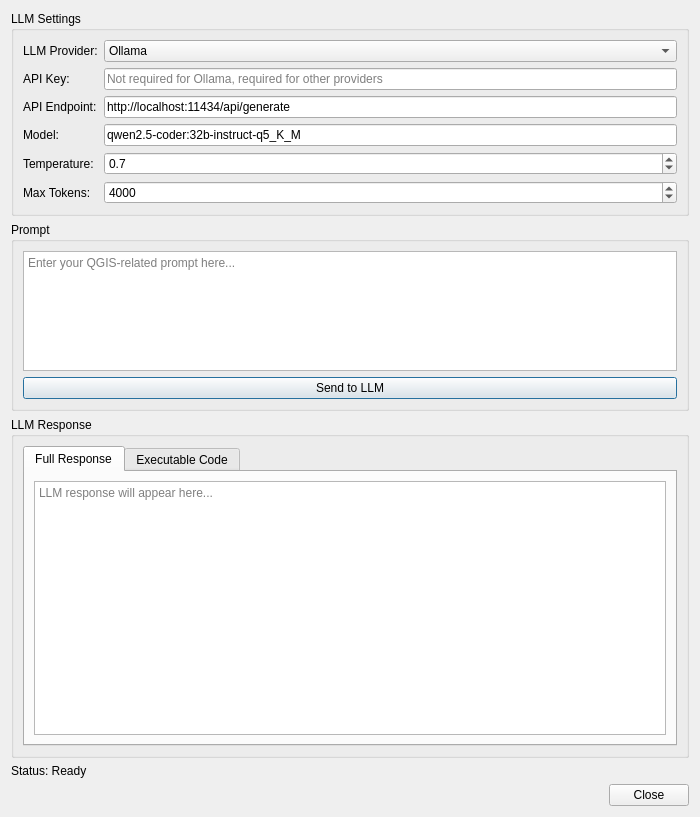
Old version of the form qgis_prompt_executor_dialog_base.ui in the repository hamarshehmhmd/Promptly.
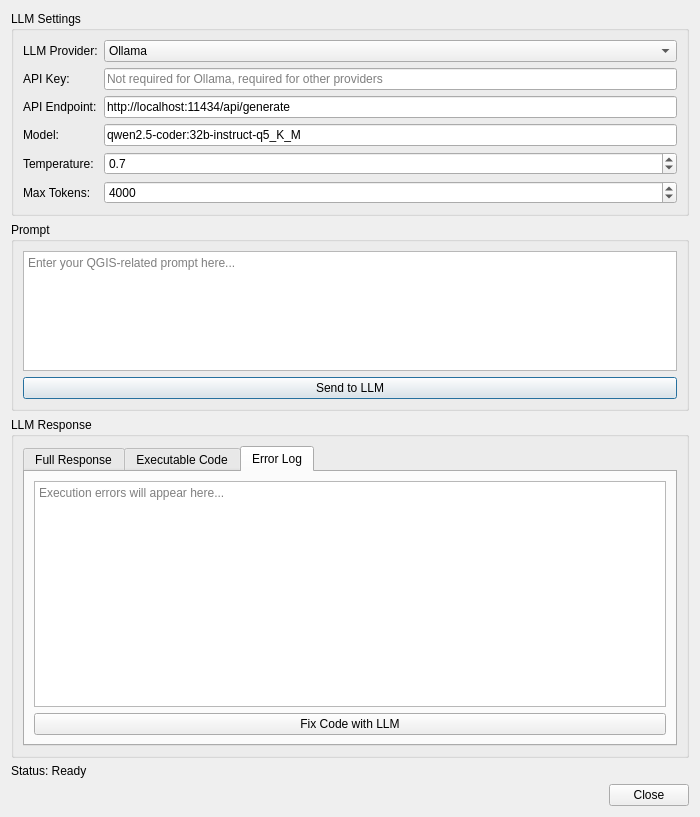
New version of the form. The open tabs and pages were chosen to show the change. Icons and pictures are not drawn.

Patch:
```diff
--- a/qgis_prompt_executor_dialog_base.ui
+++ b/qgis_prompt_executor_dialog_base.ui
@@ -246,6 +246,34 @@
           </item>
          </layout>
         </widget>
+        <widget class="QWidget" name="tabErrorLog">
+         <attribute name="title">
+          <string>Error Log</string>
+         </attribute>
+         <layout class="QVBoxLayout" name="verticalLayout_6">
+          <item>
+           <widget class="QPlainTextEdit" name="plainTextEditErrorLog">
+            <property name="readOnly">
+             <bool>true</bool>
+            </property>
+            <property name="placeholderText">
+             <string>Execution errors will appear here...</string>
+            </property>
+           </widget>
+          </item>
+          <item>
+           <widget class="QPushButton" name="pushButtonFixCode">
+            <property name="text">
+             <string>Fix Code with LLM</string>
+            </property>
+            <property name="icon">
+             <iconset>
+              <normaloff>.</normaloff>.</iconset>
+            </property>
+           </widget>
+          </item>
+         </layout>
+        </widget>
        </widget>
       </item>
      </layout>
```
